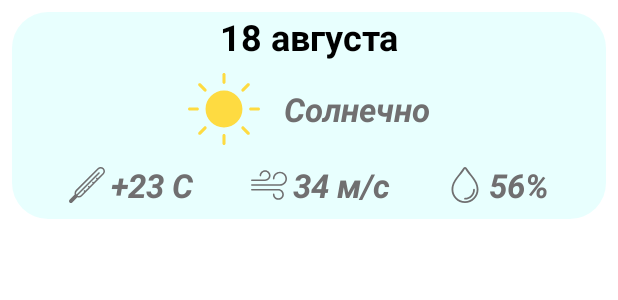
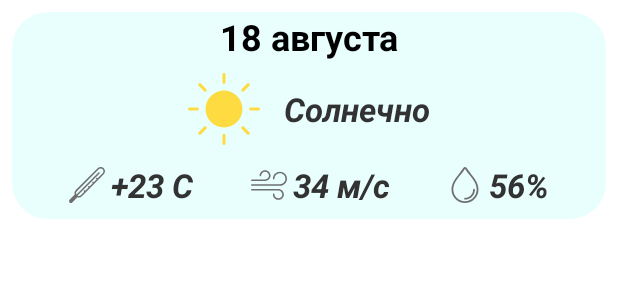
Before and after one commit to Borodinskiy88/Weather, an Android app: the layout card_weather.xml on its own in the app's theme, with its tools: preview values and no code run, on a phone screen of 412 x 824 dp. Shown: the top 300 px of the screen. Run offline under Robolectric (Android 15) with nearby library versions, the phone set to English and light mode, and no system bars.

Commit message:
final_1_2

```diff
--- a/app/src/main/res/layout/card_weather.xml
+++ b/app/src/main/res/layout/card_weather.xml
@@ -52,7 +52,7 @@
             tools:text="Солнечно"
             android:layout_marginEnd="@dimen/attachment_size_200"
             android:textSize="@dimen/text_size_22"
-            android:textColor="@color/gray"
+            android:textColor="@color/black_light"
             android:textStyle="italic|bold"
             app:layout_constraintEnd_toEndOf="parent"
             app:layout_constraintTop_toTopOf="@id/condition_icon"
@@ -66,7 +66,7 @@
             android:layout_marginTop="@dimen/padding_12"
             android:drawablePadding="@dimen/padding_start_4"
             tools:text="+23 C"
-            android:textColor="@color/gray"
+            android:textColor="@color/black_light"
             android:textSize="@dimen/text_size_22"
             android:textStyle="italic|bold"
             app:drawableStartCompat="@drawable/ic_thermometer_24"
@@ -83,7 +83,7 @@
             android:layout_marginTop="@dimen/padding_12"
             android:drawablePadding="@dimen/padding_start_4"
             tools:text="34 м/с"
-            android:textColor="@color/gray"
+            android:textColor="@color/black_light"
             android:textSize="@dimen/text_size_22"
             android:textStyle="italic|bold"
             app:drawableStartCompat="@drawable/ic_wind_black_24"
@@ -99,7 +99,7 @@
             android:layout_marginStart="@dimen/padding_start_8"
             android:drawablePadding="@dimen/padding_start_4"
             tools:text="56%"
-            android:textColor="@color/gray"
+            android:textColor="@color/black_light"
             android:textSize="@dimen/text_size_22"
             android:textStyle="italic|bold"
             app:drawableStartCompat="@drawable/ic_drop_24"
--- a/app/src/main/res/values/colors.xml
+++ b/app/src/main/res/values/colors.xml
@@ -9,4 +9,5 @@
     <color name="gray">#706F70</color>
     <color name="PRIMARY_500">#80D9FFFE</color>
     <color name="PRIMARY_5000">#D9FFFE</color>
+    <color name="black_light">#333232</color>
 </resources>
```
